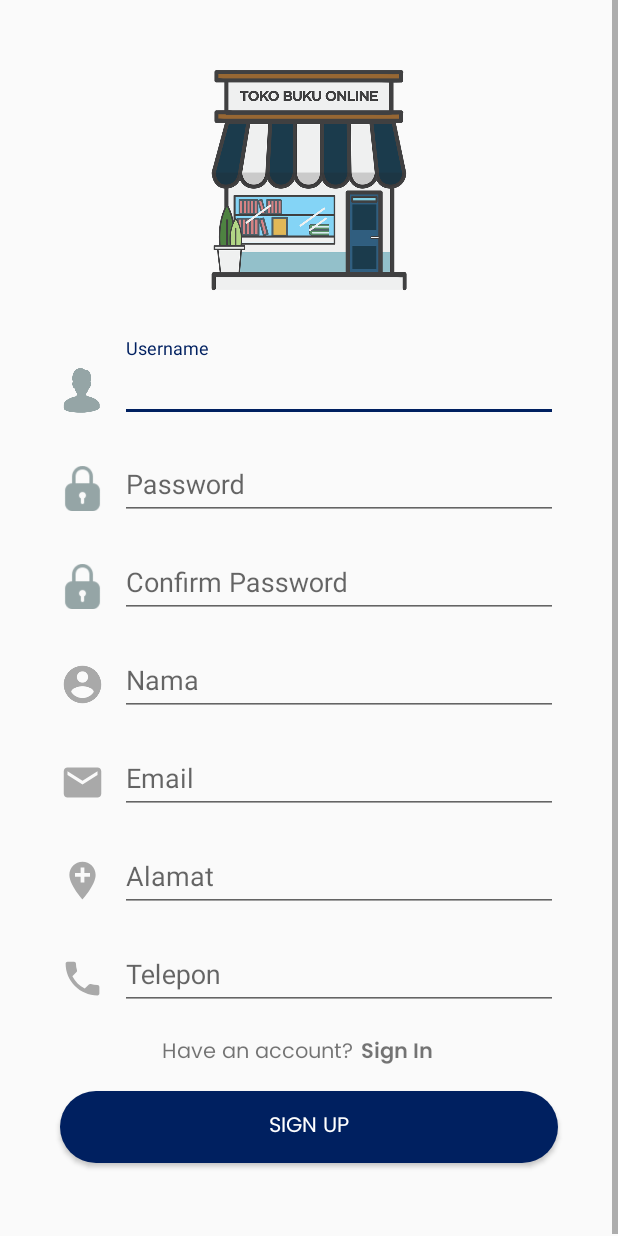
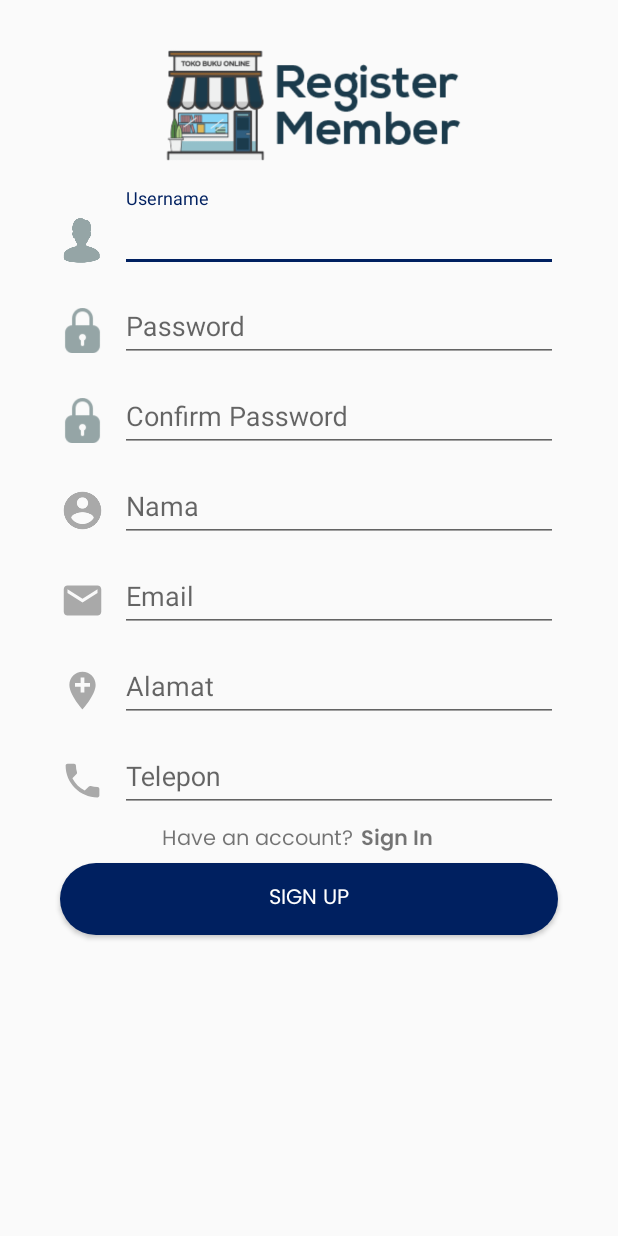
Before and after one commit to anandadwi45/TokoBukuBuka, an Android app: the RegisterActivity screen opened directly, with no data from a screen before it, on a phone screen of 412 x 824 dp. Run offline under Robolectric (Android 15) with nearby library versions, the phone set to English and light mode, and no system bars; our stand-ins replace Volley; network calls fail.

Commit message:
Register

```diff
--- a/app/src/main/res/layout/activity_register.xml
+++ b/app/src/main/res/layout/activity_register.xml
@@ -20,8 +20,8 @@
             android:layout_height="wrap_content"
             android:layout_centerHorizontal="true"
             android:layout_centerVertical="true"
+            android:layout_marginTop="20dp"
             android:layout_marginLeft="20dp"
-            android:layout_marginTop="20dp"
             android:layout_marginRight="20dp"
             android:orientation="vertical">
 
@@ -29,8 +29,8 @@
             <ImageView
                 android:id="@+id/logo1"
                 android:layout_width="match_parent"
-                android:layout_height="200dp"
-                app:srcCompat="@drawable/logo" />
+                android:layout_height="100dp"
+                app:srcCompat="@drawable/register" />
 
             <LinearLayout
                 android:layout_width="match_parent"
@@ -64,7 +64,6 @@
             <LinearLayout
                 android:layout_width="match_parent"
                 android:layout_height="60dp"
-                android:layout_marginTop="5dp"
                 android:orientation="horizontal">
 
                 <ImageView
@@ -93,7 +92,6 @@
             <LinearLayout
                 android:layout_width="match_parent"
                 android:layout_height="60dp"
-                android:layout_marginTop="5dp"
                 android:orientation="horizontal">
 
                 <ImageView
@@ -122,7 +120,6 @@
             <LinearLayout
                 android:layout_width="match_parent"
                 android:layout_height="60dp"
-                android:layout_marginTop="5dp"
                 android:orientation="horizontal">
 
                 <ImageView
@@ -151,7 +148,6 @@
             <LinearLayout
                 android:layout_width="match_parent"
                 android:layout_height="60dp"
-                android:layout_marginTop="5dp"
                 android:orientation="horizontal">
 
                 <ImageView
@@ -180,7 +176,6 @@
             <LinearLayout
                 android:layout_width="match_parent"
                 android:layout_height="60dp"
-                android:layout_marginTop="5dp"
                 android:orientation="horizontal">
 
                 <ImageView
@@ -209,7 +204,6 @@
             <LinearLayout
                 android:layout_width="match_parent"
                 android:layout_height="60dp"
-                android:layout_marginTop="5dp"
                 android:orientation="horizontal">
 
                 <ImageView
@@ -238,7 +232,6 @@
             <LinearLayout
                 android:layout_width="match_parent"
                 android:layout_height="30dp"
-                android:layout_marginTop="10dp"
                 android:gravity="center"
                 android:orientation="horizontal">
 
@@ -265,7 +258,6 @@
                 android:layout_width="match_parent"
                 android:layout_height="wrap_content"
                 android:layout_marginLeft="20dp"
-                android:layout_marginTop="10dp"
                 android:layout_marginRight="20dp"
                 android:layout_marginBottom="50dp"
                 android:background="@drawable/shapping_button"
```
Also changed, not shown: app/src/main/res/drawable/register.png (added).
